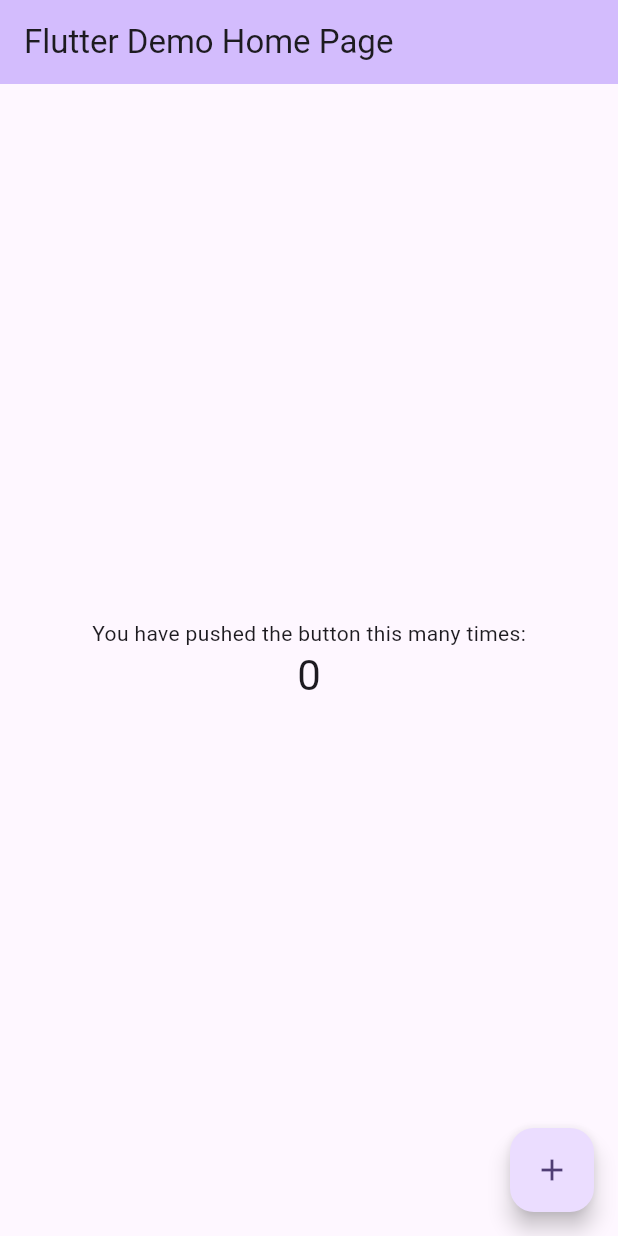
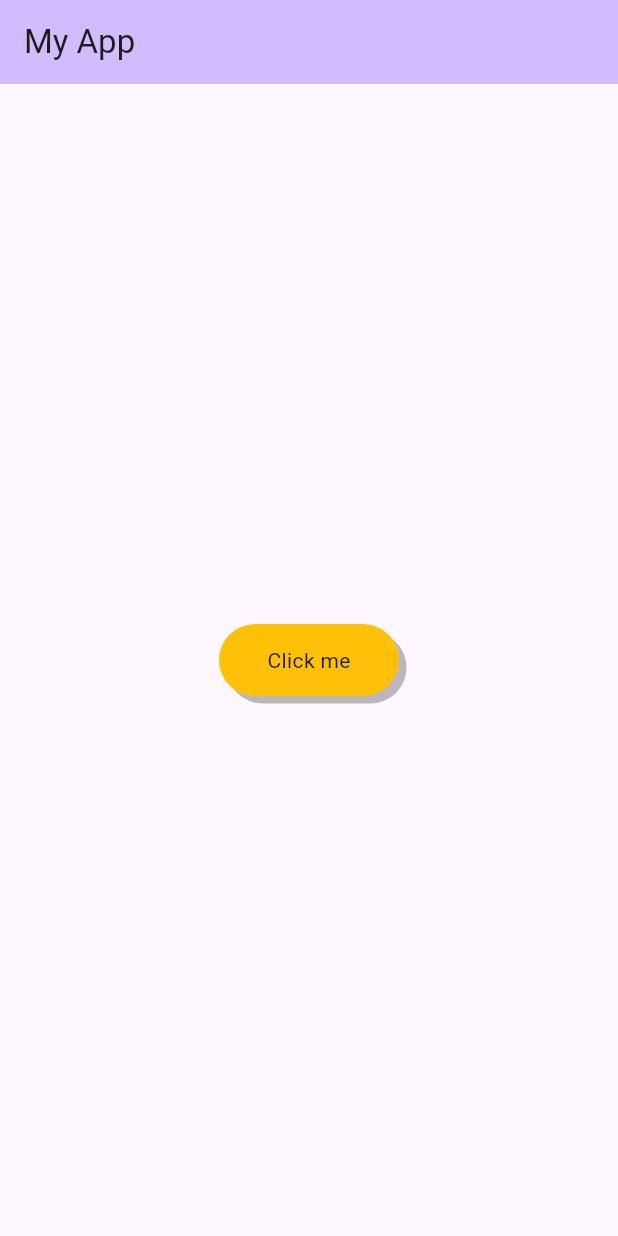
Before and after one commit to dubeyanant/pinned_shortcuts, a Flutter app: the screen it shows after launch, on a phone screen of 412 x 824 dp. Run offline on Flutter 3.47's test engine with Material 3 defaults, Android fonts, the phone set to English and light mode, and no system bars.

Commit message:
feat: add a button

```diff
--- /dev/null
+++ b/lib/home.dart
@@ -0,0 +1,61 @@
+import 'package:flutter/material.dart';
+
+class HomeScreen extends StatelessWidget {
+  const HomeScreen({super.key});
+
+  @override
+  Widget build(BuildContext context) {
+    return Scaffold(
+      appBar: AppBar(
+        backgroundColor: Theme.of(context).colorScheme.inversePrimary,
+        title: const Text('My App'),
+      ),
+      body: Center(
+        child: GestureDetector(
+          onTap: () {
+            Navigator.push(
+              context,
+              MaterialPageRoute(
+                builder: (context) => const AnotherScreen(),
+              ),
+            );
+          },
+          onLongPress: () {},
+          child: Container(
+            height: 48,
+            width: 120,
+            alignment: Alignment.center,
+            decoration: const BoxDecoration(
+              color: Colors.amber,
+              borderRadius: BorderRadius.all(Radius.circular(24)),
+              boxShadow: [
+                BoxShadow(
+                  color: Colors.black26,
+                  offset: Offset(5, 5),
+                )
+              ],
+            ),
+            child: const Text('Click me'),
+          ),
+        ),
+      ),
+    );
+  }
+}
+
+class AnotherScreen extends StatelessWidget {
+  const AnotherScreen({super.key});
+
+  @override
+  Widget build(BuildContext context) {
+    return Scaffold(
+      appBar: AppBar(
+        backgroundColor: Theme.of(context).colorScheme.inversePrimary,
+        title: const Text('Another screen'),
+      ),
+      body: const Center(
+        child: Text('This is another screen'),
+      ),
+    );
+  }
+}
--- a/lib/main.dart
+++ b/lib/main.dart
@@ -1,125 +1,21 @@
 import 'package:flutter/material.dart';
 
-void main() {
-  runApp(const MyApp());
-}
+import 'package:shortcuts/home.dart';
+
+void main() => runApp(const MyApp());
 
 class MyApp extends StatelessWidget {
   const MyApp({super.key});
 
-  // This widget is the root of your application.
   @override
   Widget build(BuildContext context) {
     return MaterialApp(
-      title: 'Flutter Demo',
+      title: 'My App',
       theme: ThemeData(
-        // This is the theme of your application.
-        //
-        // TRY THIS: Try running your application with "flutter run". You'll see
-        // the application has a purple toolbar. Then, without quitting the app,
-        // try changing the seedColor in the colorScheme below to Colors.green
-        // and then invoke "hot reload" (save your changes or press the "hot
-        // reload" button in a Flutter-supported IDE, or press "r" if you used
-        // the command line to start the app).
-        //
-        // Notice that the counter didn't reset back to zero; the application
-        // state is not lost during the reload. To reset the state, use hot
-        // restart instead.
-        //
-        // This works for code too, not just values: Most code changes can be
-        // tested with just a hot reload.
         colorScheme: ColorScheme.fromSeed(seedColor: Colors.deepPurple),
         useMaterial3: true,
       ),
-      home: const MyHomePage(title: 'Flutter Demo Home Page'),
+      home: const HomeScreen(),
     );
   }
 }
-
-class MyHomePage extends StatefulWidget {
-  const MyHomePage({super.key, required this.title});
-
-  // This widget is the home page of your application. It is stateful, meaning
-  // that it has a State object (defined below) that contains fields that affect
-  // how it looks.
-
-  // This class is the configuration for the state. It holds the values (in this
-  // case the title) provided by the parent (in this case the App widget) and
-  // used by the build method of the State. Fields in a Widget subclass are
-  // always marked "final".
-
-  final String title;
-
-  @override
-  State<MyHomePage> createState() => _MyHomePageState();
-}
-
-class _MyHomePageState extends State<MyHomePage> {
-  int _counter = 0;
-
-  void _incrementCounter() {
-    setState(() {
-      // This call to setState tells the Flutter framework that something has
-      // changed in this State, which causes it to rerun the build method below
-      // so that the display can reflect the updated values. If we changed
-      // _counter without calling setState(), then the build method would not be
-      // called again, and so nothing would appear to happen.
-      _counter++;
-    });
-  }
-
-  @override
-  Widget build(BuildContext context) {
-    // This method is rerun every time setState is called, for instance as done
-    // by the _incrementCounter method above.
-    //
-    // The Flutter framework has been optimized to make rerunning build methods
-    // fast, so that you can just rebuild anything that needs updating rather
-    // than having to individually change instances of widgets.
-    return Scaffold(
-      appBar: AppBar(
-        // TRY THIS: Try changing the color here to a specific color (to
-        // Colors.amber, perhaps?) and trigger a hot reload to see the AppBar
-        // change color while the other colors stay the same.
-        backgroundColor: Theme.of(context).colorScheme.inversePrimary,
-        // Here we take the value from the MyHomePage object that was created by
-        // the App.build method, and use it to set our appbar title.
-        title: Text(widget.title),
-      ),
-      body: Center(
-        // Center is a layout widget. It takes a single child and positions it
-        // in the middle of the parent.
-        child: Column(
-          // Column is also a layout widget. It takes a list of children and
-          // arranges them vertically. By default, it sizes itself to fit its
-          // children horizontally, and tries to be as tall as its parent.
-          //
-          // Column has various properties to control how it sizes itself and
-          // how it positions its children. Here we use mainAxisAlignment to
-          // center the children vertically; the main axis here is the vertical
-          // axis because Columns are vertical (the cross axis would be
-          // horizontal).
-          //
-          // TRY THIS: Invoke "debug painting" (choose the "Toggle Debug Paint"
-          // action in the IDE, or press "p" in the console), to see the
-          // wireframe for each widget.
-          mainAxisAlignment: MainAxisAlignment.center,
-          children: <Widget>[
-            const Text(
-              'You have pushed the button this many times:',
-            ),
-            Text(
-              '$_counter',
-              style: Theme.of(context).textTheme.headlineMedium,
-            ),
-          ],
-        ),
-      ),
-      floatingActionButton: FloatingActionButton(
-        onPressed: _incrementCounter,
-        tooltip: 'Increment',
-        child: const Icon(Icons.add),
-      ), // This trailing comma makes auto-formatting nicer for build methods.
-    );
-  }
-}
```
